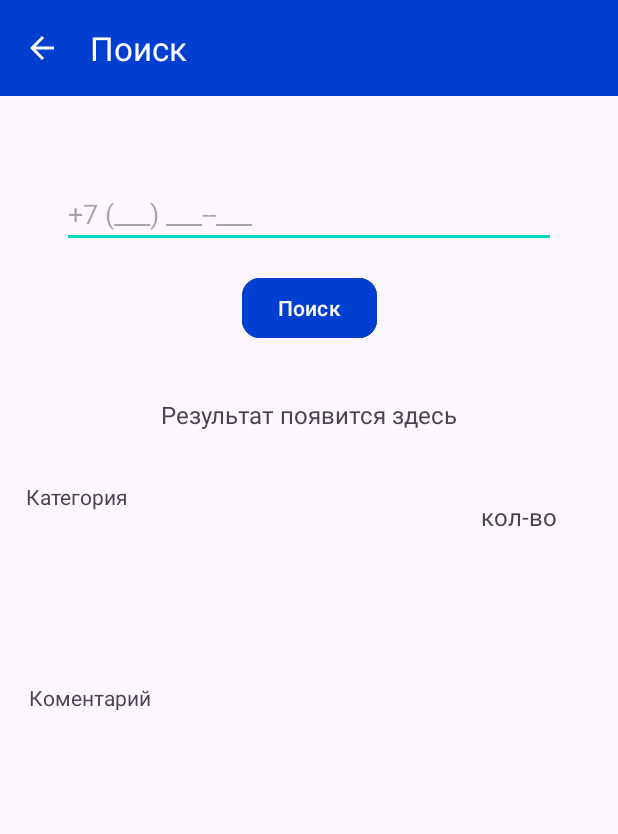
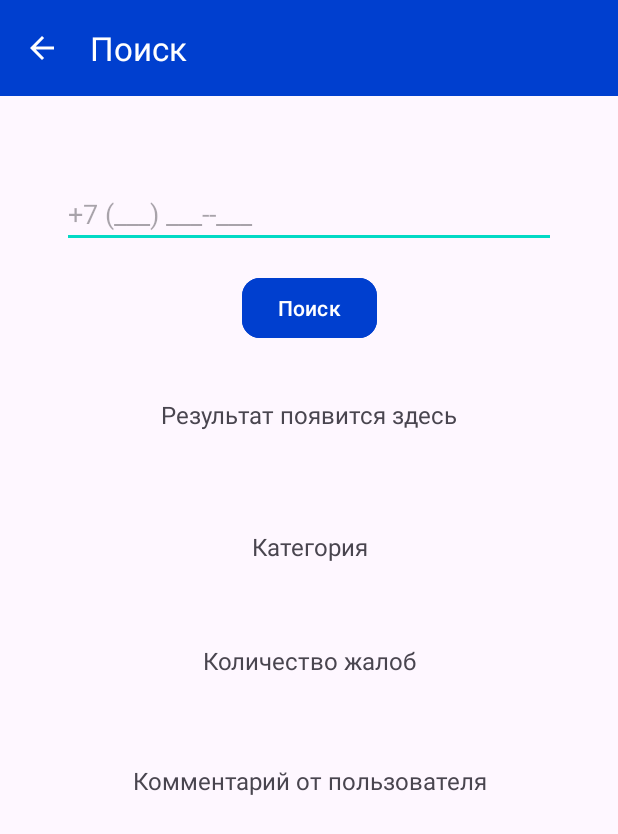
Before and after one commit to BoberCoder0/ScamGuard, an Android app: the screen it shows after launch (Search), in the side drawer, after a tap on "Search", on a phone screen of 412 x 824 dp. Shown: the top 834 px of the screen. Run offline under Robolectric (Android 15) with nearby library versions, the phone set to English and light mode, and no system bars; libraries missing offline, so code that uses them is left out: org.apache.poi.

Commit message:
0.4.0(MainUpdate)

```diff
--- a/app/src/main/java/com/example/testapp2/AccountActivity.java
+++ b/app/src/main/java/com/example/testapp2/AccountActivity.java
@@ -1,7 +1,12 @@
 package com.example.testapp2;
 
+import android.content.SharedPreferences;
 import android.os.Bundle;
 import android.view.MenuItem;
+import android.widget.Button;
+import android.widget.EditText;
+import android.widget.TextView;
+import android.widget.Toast;
 
 import androidx.annotation.NonNull;
 import androidx.appcompat.app.AppCompatActivity;
@@ -10,6 +15,13 @@ import androidx.appcompat.widget.Toolbar;
 import com.example.testapp2.databinding.ActivityAccountBinding;
 
 public class AccountActivity extends AppCompatActivity {
+
+    private EditText nickNameInput;
+    private TextView currentNickName;
+
+    private static final String PREF_NICKNAME = "nickname";
+    private SharedPreferences sharedPreferences;
+
 
     @Override
     protected void onCreate(Bundle savedInstanceState) {
@@ -26,6 +38,40 @@ public class AccountActivity extends AppCompatActivity {
             getSupportActionBar().setDisplayHomeAsUpEnabled(true);
             getSupportActionBar().setDisplayShowHomeEnabled(true);
         }
+
+        // Находим элементы UI
+        nickNameInput = findViewById(R.id.nick_name_input);
+        Button saveButton = findViewById(R.id.save_button);
+        currentNickName = findViewById(R.id.current_nick_name);
+
+        sharedPreferences = getPreferences(MODE_PRIVATE);
+
+        // Загрузка сохраненного ника
+        loadNickName();
+
+        // Обработчик кнопки сохранения
+        saveButton.setOnClickListener(v -> {
+            saveNickName();
+        });
+    }
+
+    private void saveNickName(){
+        String nickname = nickNameInput.getText().toString().trim();
+        if (!nickname.isEmpty()) {
+            SharedPreferences.Editor editor = sharedPreferences.edit();
+            editor.putString(PREF_NICKNAME, nickname);
+            editor.apply();
+            currentNickName.setText("Ваш ник: " + nickname);
+            Toast.makeText(this, "Ник сохранён", Toast.LENGTH_SHORT).show();
+
+        }else {
+            Toast.makeText(this, "Введите ник", Toast.LENGTH_SHORT).show();
+        }
+    }
+    private void loadNickName(){
+        String savedNickName = sharedPreferences.getString(PREF_NICKNAME, "");
+        if (!savedNickName.isEmpty())
+            currentNickName.setText("Ваш ник: " + savedNickName);
     }
 
     @Override
--- a/app/src/main/java/com/example/testapp2/DatabaseHelper.java
+++ b/app/src/main/java/com/example/testapp2/Data/database/DatabaseHelper.java
@@ -1,4 +1,4 @@
-package com.example.testapp2;
+package com.example.testapp2.Data.database;
 
 import android.content.Context;
 import android.database.Cursor;
--- a/app/src/main/java/com/example/testapp2/MainActivity.java
+++ b/app/src/main/java/com/example/testapp2/MainActivity.java
@@ -10,6 +10,9 @@ import androidx.appcompat.app.AppCompatActivity;
 import androidx.appcompat.widget.Toolbar;
 import androidx.core.view.GravityCompat;
 import androidx.drawerlayout.widget.DrawerLayout;
+
+import com.example.testapp2.Data.database.DatabaseHelper;
+import com.example.testapp2.app.dataBaseApp;
 import com.example.testapp2.databinding.ActivityMainBinding;
 import com.google.android.material.navigation.NavigationView;
 
@@ -26,6 +29,7 @@ public class MainActivity extends AppCompatActivity implements NavigationView.On
         super.onCreate(savedInstanceState);
         binding = ActivityMainBinding.inflate(getLayoutInflater());
         setContentView(binding.getRoot()); // Правильный setContentView
+        databaseHelper = dataBaseApp.getDatabaseHelper();
 
         Toolbar toolbar = binding.appBarMain.toolbar;
         setSupportActionBar(toolbar);
@@ -40,12 +44,12 @@ public class MainActivity extends AppCompatActivity implements NavigationView.On
         toggle.syncState();
 
         // Получение View из Navigation Header
-        View headerView = navigationView.getHeaderView(0);
+        /*View headerView = navigationView.getHeaderView(0);
 
         // Обработчики кнопок в навигационной шапке
         headerView.findViewById(R.id.button5).setOnClickListener(v -> startAccountActivity());
         headerView.findViewById(R.id.button6).setOnClickListener(v -> startAccountActivity());
-        headerView.findViewById(R.id.account_button_go).setOnClickListener(v -> startAccountActivity());
+        headerView.findViewById(R.id.account_button_go).setOnClickListener(v -> startAccountActivity());*/
         // Обработчики кнопок в main layout
         findViewById(R.id.start_search).setOnClickListener(v -> {
             Intent intent = new Intent(this, Search.class);
@@ -56,20 +60,16 @@ public class MainActivity extends AppCompatActivity implements NavigationView.On
             Intent intent = new Intent(this, Learn.class);
             startActivity(intent);
         });
-        // Добавляем кнопку "назад"
+    }
 
-        // Инициализация DatabaseHelper и копирование базы данных
-        databaseHelper = new DatabaseHelper(this);
-        try {
-            databaseHelper.copyDatabaseIfNeeded(); // Копирование базы данных, если её нет
-//            Log.d("MainActivity", "База данных успешно скопирована или уже существует.");
-        } catch (Exception e) {
-//            Log.e("MainActivity", "Ошибка при копировании базы данных: ", e);
-        }
+    public boolean onNavigationItemSelected(@NonNull MenuItem item) {
+        NavigationManager.onNavigationSelected(this, item.getItemId());
+        drawer.closeDrawer(GravityCompat.START);
+        return true;
     }
 
 
-    private void startAccountActivity() {
+    /*private void startAccountActivity() {
         Intent intent = new Intent(this, AccountActivity.class);
         try {
             startActivity(intent);
@@ -80,57 +80,12 @@ public class MainActivity extends AppCompatActivity implements NavigationView.On
             android.widget.Toast.makeText(this, "AccountActivity not found", android.widget.Toast.LENGTH_SHORT).show();
 
         }
-    }
-
-
-    @Override
-    public boolean onNavigationItemSelected(@NonNull MenuItem item) {
-        int id = item.getItemId();
-        Intent intent = null;
-
-        if (id == R.id.nav_search) {
-            intent = new Intent(this, Search.class); // Переход к поиску
-        }
-        else if (id == R.id.nav_account) {
-            intent = new Intent(this, AccountActivity.class); // Переход к профилю
-        }
-        else if (id == R.id.nav_history) {
-            intent = new Intent(this, History.class); // Переход к профилю
-        }
-        else if (id == R.id.nav_learn) {
-            intent = new Intent(this, Learn.class); // Переход к обучению
-        }
-        else if (id == R.id.nav_settings) {
-            intent = new Intent(this, Settings.class); // Переход к настройкам
-        }
-        if(intent!= null)
-            startActivity(intent);
-        drawer.closeDrawer(GravityCompat.START);
-
-        NavigationView navigationView = binding.navView;
-        navigationView.post(new Runnable() {
-            @Override
-            public void run() {
-                navigationView.setCheckedItem(-1);
-            }
-        });
-
-        return true;
-    }
-
-
-
-    @Override
-    public void onBackPressed() {
-        if (drawer.isDrawerOpen(GravityCompat.START)) {
-            drawer.closeDrawer(GravityCompat.START);
-        } else {
-            super.onBackPressed();
-        }
-    }
+    }*/
     @Override
     public boolean onSupportNavigateUp() {
         onBackPressed();
         return true;
     }
+
+
 }
--- /dev/null
+++ b/app/src/main/java/com/example/testapp2/NavigationManager.java
@@ -0,0 +1,39 @@
+package com.example.testapp2;
+
+import android.content.Context;
+import android.content.Intent;
+import android.view.MenuItem;
+
+import androidx.annotation.NonNull;
+import androidx.core.view.GravityCompat;
+
+import com.google.android.material.navigation.NavigationView;
+
+public class NavigationManager {
+
+
+
+
+
+    public static void onNavigationSelected(Context context, int id) {
+        Intent intent = null;
+
+        if (id == R.id.nav_search) {
+            intent = new Intent(context,Search.class); // Переход к поиску
+        }
+        else if (id == R.id.nav_account) {
+            intent = new Intent(context, AccountActivity.class); // Переход к профилю
+        }
+        else if (id == R.id.nav_history) {
+            intent = new Intent(context, History.class); // Переход к профилю
+        }
+        else if (id == R.id.nav_learn) {
+            intent = new Intent(context, Learn.class); // Переход к обучению
+        }
+        else if (id == R.id.nav_settings) {
+            intent = new Intent(context, Settings.class); // Переход к настройкам
+        }
+        if(intent!= null)
+            context.startActivity(intent);
+    }
+}
--- a/app/src/main/res/layout/activity_search.xml
+++ b/app/src/main/res/layout/activity_search.xml
@@ -5,22 +5,6 @@
     android:layout_width="match_parent"
     android:layout_height="match_parent"
     tools:context=".Search">
-
-    <TextView
-        android:id="@+id/category_view"
-        android:layout_width="74dp"
-        android:layout_height="40dp"
-        android:layout_marginStart="17dp"
-        android:layout_marginTop="22dp"
-        android:layout_marginEnd="230dp"
-        android:layout_marginBottom="15dp"
-        android:text="Категория"
-        app:layout_constraintBottom_toTopOf="@+id/comment_view"
-        app:layout_constraintEnd_toStartOf="@+id/complaints_view"
-        app:layout_constraintHorizontal_bias="0.0"
-        app:layout_constraintStart_toStartOf="parent"
-        app:layout_constraintTop_toBottomOf="@+id/result_view"
-        app:layout_constraintVertical_bias="0.0" />
 
     <androidx.appcompat.widget.Toolbar
         android:id="@+id/toolbar"
@@ -67,44 +51,65 @@
         android:id="@+id/result_view"
         android:layout_width="0dp"
         android:layout_height="wrap_content"
+        android:text="Результат появится здесь"
+        android:textSize="16sp"
+        android:padding="12dp"
+        android:gravity="center"
+        app:layout_constraintTop_toBottomOf="@id/check_button"
+        app:layout_constraintStart_toStartOf="parent"
+        app:layout_constraintEnd_toEndOf="parent"
+        android:layout_marginTop="24dp"
         android:layout_marginStart="16dp"
-        android:layout_marginTop="24dp"
+        android:layout_marginEnd="16dp" />
+
+    <TextView
+        android:id="@+id/category_view"
+        android:layout_width="0dp"
+        android:layout_height="wrap_content"
+        android:layout_marginStart="16dp"
+        android:layout_marginTop="112dp"
         android:layout_marginEnd="16dp"
         android:gravity="center"
         android:padding="12dp"
-        android:text="Результат появится здесь"
+        android:text="Категория"
         android:textSize="16sp"
         app:layout_constraintEnd_toEndOf="parent"
+        app:layout_constraintHorizontal_bias="0.0"
         app:layout_constraintStart_toStartOf="parent"
         app:layout_constraintTop_toBottomOf="@id/check_button" />
 
     <TextView
         android:id="@+id/complaints_view"
-        android:layout_width="85dp"
-        android:layout_height="44dp"
+        android:layout_width="0dp"
+        android:layout_height="wrap_content"
         android:layout_marginStart="16dp"
-        android:layout_marginTop="92dp"
+        android:layout_marginTop="188dp"
         android:layout_marginEnd="16dp"
+        android:gravity="center"
         android:padding="12dp"
-        android:text="кол-во"
+        android:text="Количество жалоб"
         android:textSize="16sp"
         app:layout_constraintEnd_toEndOf="parent"
-        app:layout_constraintHorizontal_bias="0.993"
+        app:layout_constraintHorizontal_bias="0.0"
         app:layout_constraintStart_toStartOf="parent"
         app:layout_constraintTop_toBottomOf="@id/check_button" />
 
+
     <TextView
         android:id="@+id/comment_view"
-        android:layout_width="377dp"
-        android:layout_height="293dp"
-        android:layout_marginTop="180dp"
-
-        android:layout_marginBottom="29dp"
-        android:text="Коментарий"
-        app:layout_constraintBottom_toBottomOf="parent"
+        android:layout_width="0dp"
+        android:layout_height="wrap_content"
+        android:layout_marginStart="16dp"
+        android:layout_marginTop="268dp"
+        android:layout_marginEnd="16dp"
+        android:gravity="center"
+        android:padding="12dp"
+        android:text="Комментарий от пользователя"
+        android:textSize="16sp"
         app:layout_constraintEnd_toEndOf="parent"
-        app:layout_constraintHorizontal_bias="0.567"
+        app:layout_constraintHorizontal_bias="0.0"
         app:layout_constraintStart_toStartOf="parent"
         app:layout_constraintTop_toBottomOf="@id/check_button" />
 
+
 </androidx.constraintlayout.widget.ConstraintLayout>
--- a/app/src/main/res/layout/nav_header_main.xml
+++ b/app/src/main/res/layout/nav_header_main.xml
@@ -24,7 +24,7 @@
         android:padding="0dp"
 
         android:scaleType="centerCrop"
-        app:srcCompat="@drawable/kotosina" />
+        app:srcCompat="@drawable/i_3" />
 
     <Button
         android:id="@+id/button5"
```
Also changed, not shown: app/src/main/java/com/example/testapp2/app/dataBaseApp.java (added, +25 -0 lines), app/src/main/res/layout/activity_account.xml (+40 -7 lines).
